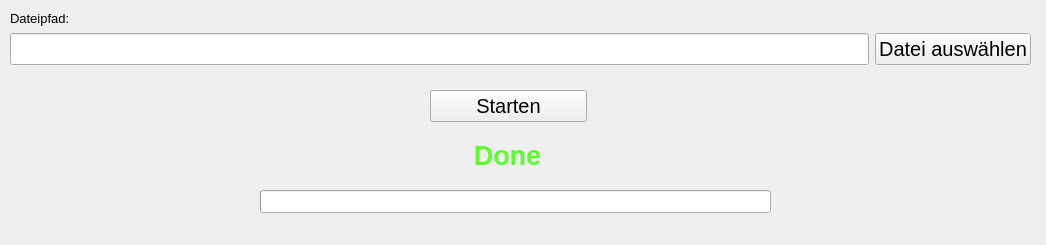
Old version of the form Gui/MainWindow.ui in the repository ManuelDeV-exe/Nullpunktverschiebung_Heidenhain.
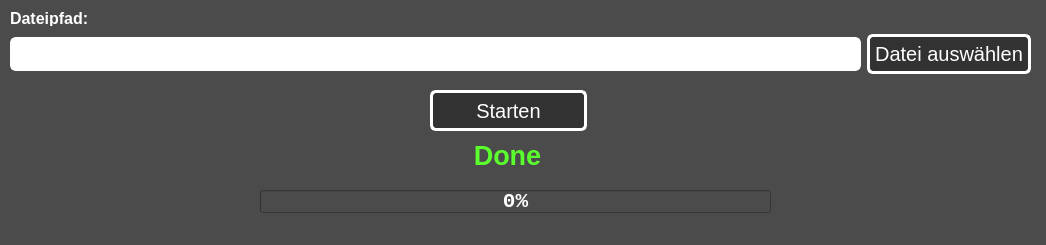
New version of the form. Icons and pictures are not drawn.

```diff
--- a/Gui/MainWindow.ui
+++ b/Gui/MainWindow.ui
@@ -40,6 +40,22 @@
   <property name="windowTitle">
    <string>Bscheiserl</string>
   </property>
+  <property name="windowIcon">
+   <iconset>
+    <normaloff>data/Icon.jpg</normaloff>data/Icon.jpg</iconset>
+  </property>
+  <property name="styleSheet">
+   <string notr="true">background-color:rgb(75, 75, 75)</string>
+  </property>
+  <property name="iconSize">
+   <size>
+    <width>256</width>
+    <height>256</height>
+   </size>
+  </property>
+  <property name="documentMode">
+   <bool>false</bool>
+  </property>
   <widget class="QWidget" name="centralwidget">
    <widget class="QLabel" name="dasLabel">
     <property name="geometry">
@@ -52,9 +68,14 @@
     </property>
     <property name="font">
      <font>
-      <pointsize>10</pointsize>
+      <pointsize>12</pointsize>
+      <weight>75</weight>
+      <bold>true</bold>
      </font>
     </property>
+    <property name="styleSheet">
+     <string notr="true">color: #FFF</string>
+    </property>
     <property name="text">
      <string>Dateipfad:</string>
     </property>
@@ -65,7 +86,7 @@
       <x>10</x>
       <y>32</y>
       <width>1021</width>
-      <height>34</height>
+      <height>44</height>
      </rect>
     </property>
     <layout class="QGridLayout" name="gridLayout">
@@ -77,6 +98,13 @@
          <pointsize>15</pointsize>
         </font>
        </property>
+       <property name="styleSheet">
+        <string notr="true">background-color: #FFF;
+color: #000;
+padding: 2px;
+border-radius: 6px;
+border: 1.5px solid #FFF</string>
+       </property>
       </widget>
      </item>
      <item row="0" column="1">
@@ -90,6 +118,13 @@
        <property name="cursor">
         <cursorShape>PointingHandCursor</cursorShape>
        </property>
+       <property name="styleSheet">
+        <string notr="true">background-color: rgb(50, 50, 50);
+color: rgb(255, 255, 255);
+padding: 5px;
+border-radius: 6px;
+border: 3px solid #FFF</string>
+       </property>
        <property name="text">
         <string>Datei auswählen</string>
        </property>
@@ -103,7 +138,7 @@
       <x>430</x>
       <y>90</y>
       <width>157</width>
-      <height>32</height>
+      <height>41</height>
      </rect>
     </property>
     <property name="font">
@@ -115,6 +150,12 @@
     <property name="cursor">
      <cursorShape>PointingHandCursor</cursorShape>
     </property>
+    <property name="styleSheet">
+     <string notr="true">background-color: rgb(50, 50, 50);
+color: rgb(255, 255, 255);
+border-radius: 6px;
+border: 3px solid #FFF</string>
+    </property>
     <property name="text">
      <string>Starten</string>
     </property>
@@ -128,11 +169,25 @@
       <height>23</height>
      </rect>
     </property>
+    <property name="font">
+     <font>
+      <family>Consolas</family>
+      <pointsize>16</pointsize>
+      <weight>75</weight>
+      <bold>true</bold>
+     </font>
+    </property>
+    <property name="autoFillBackground">
+     <bool>false</bool>
+    </property>
+    <property name="styleSheet">
+     <string notr="true">color: #FFF</string>
+    </property>
     <property name="value">
      <number>0</number>
     </property>
     <property name="textVisible">
-     <bool>false</bool>
+     <bool>true</bool>
     </property>
    </widget>
    <widget class="QLabel" name="LabelDone">
```
Left out of the diff: 4 changed lines with no effect on the pictures.
